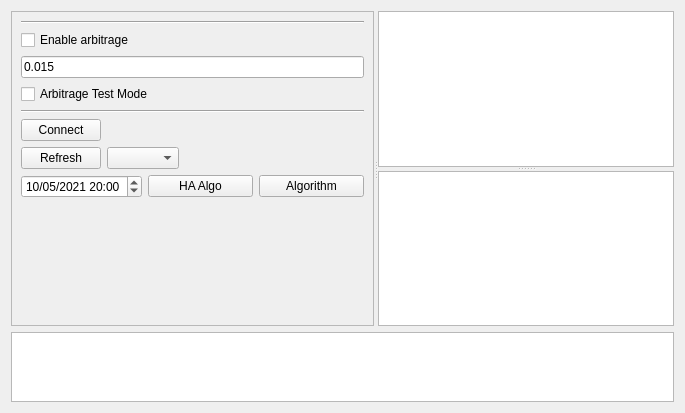
The window that src/tabbed_form.ui (biddisco/lxqt-build-tools) describes before a commit, drawn with Qt 5.
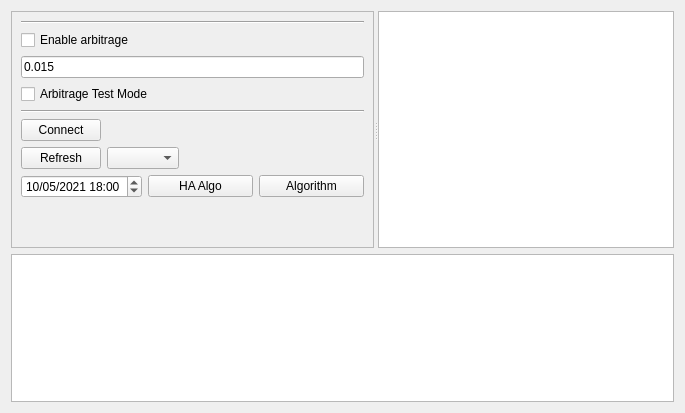
The same window after the commit.

```diff
--- a/src/tabbed_form.ui
+++ b/src/tabbed_form.ui
@@ -141,7 +141,7 @@
            <widget class="QDateTimeEdit" name="date_init">
             <property name="dateTime">
              <datetime>
-              <hour>20</hour>
+              <hour>18</hour>
               <minute>0</minute>
               <second>0</second>
               <year>2021</year>
@@ -151,7 +151,7 @@
             </property>
             <property name="minimumTime">
              <time>
-              <hour>22</hour>
+              <hour>21</hour>
               <minute>0</minute>
               <second>0</second>
              </time>
@@ -206,32 +206,6 @@
       <property name="orientation">
        <enum>Qt::Vertical</enum>
       </property>
-      <widget class="QPlainTextEdit" name="order_book_bitstamp">
-       <property name="sizePolicy">
-        <sizepolicy hsizetype="Expanding" vsizetype="Expanding">
-         <horstretch>0</horstretch>
-         <verstretch>0</verstretch>
-        </sizepolicy>
-       </property>
-       <property name="minimumSize">
-        <size>
-         <width>0</width>
-         <height>0</height>
-        </size>
-       </property>
-       <property name="maximumSize">
-        <size>
-         <width>16777215</width>
-         <height>16777215</height>
-        </size>
-       </property>
-       <property name="font">
-        <font>
-         <family>Courier</family>
-         <pointsize>8</pointsize>
-        </font>
-       </property>
-      </widget>
       <widget class="QPlainTextEdit" name="order_book_xrpl">
        <property name="sizePolicy">
         <sizepolicy hsizetype="Expanding" vsizetype="Expanding">
```
